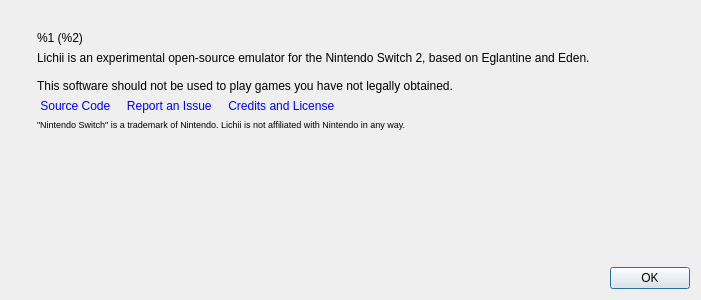
Old version of the form src/yuzu/aboutdialog.ui in the repository Eglantine-Community/Eglantine.
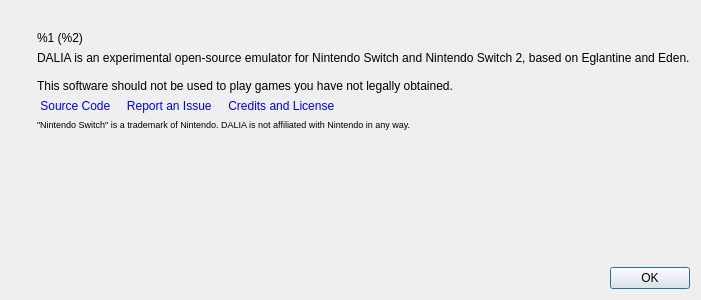
New version of the form. Icons and pictures are not drawn.

Commit message: dalia: brand consistency, CLI icon, and memory layout detection

```diff
--- a/src/yuzu/aboutdialog.ui
+++ b/src/yuzu/aboutdialog.ui
@@ -95,7 +95,7 @@
           </sizepolicy>
          </property>
          <property name="text">
-          <string>Lichii is an experimental open-source emulator for the Nintendo Switch 2, based on Eglantine and Eden.
+          <string>DALIA is an experimental open-source emulator for Nintendo Switch and Nintendo Switch 2, based on Eglantine and Eden.
 
 This software should not be used to play games you have not legally obtained.</string>
          </property>
@@ -126,7 +126,7 @@
           </sizepolicy>
          </property>
          <property name="text">
-          <string>&lt;html&gt;&lt;head/&gt;&lt;body&gt;&lt;p&gt;&lt;span style=&quot; font-size:7pt;&quot;&gt;&amp;quot;Nintendo Switch&amp;quot; is a trademark of Nintendo. Lichii is not affiliated with Nintendo in any way.&lt;/span&gt;&lt;/p&gt;&lt;/body&gt;&lt;/html&gt;</string>
+          <string>&lt;html&gt;&lt;head/&gt;&lt;body&gt;&lt;p&gt;&lt;span style=&quot; font-size:7pt;&quot;&gt;&amp;quot;Nintendo Switch&amp;quot; is a trademark of Nintendo. DALIA is not affiliated with Nintendo in any way.&lt;/span&gt;&lt;/p&gt;&lt;/body&gt;&lt;/html&gt;</string>
          </property>
         </widget>
        </item>
```
Left out of the diff: 4 changed lines with no effect on the pictures. The commit also changes 50 other files.
